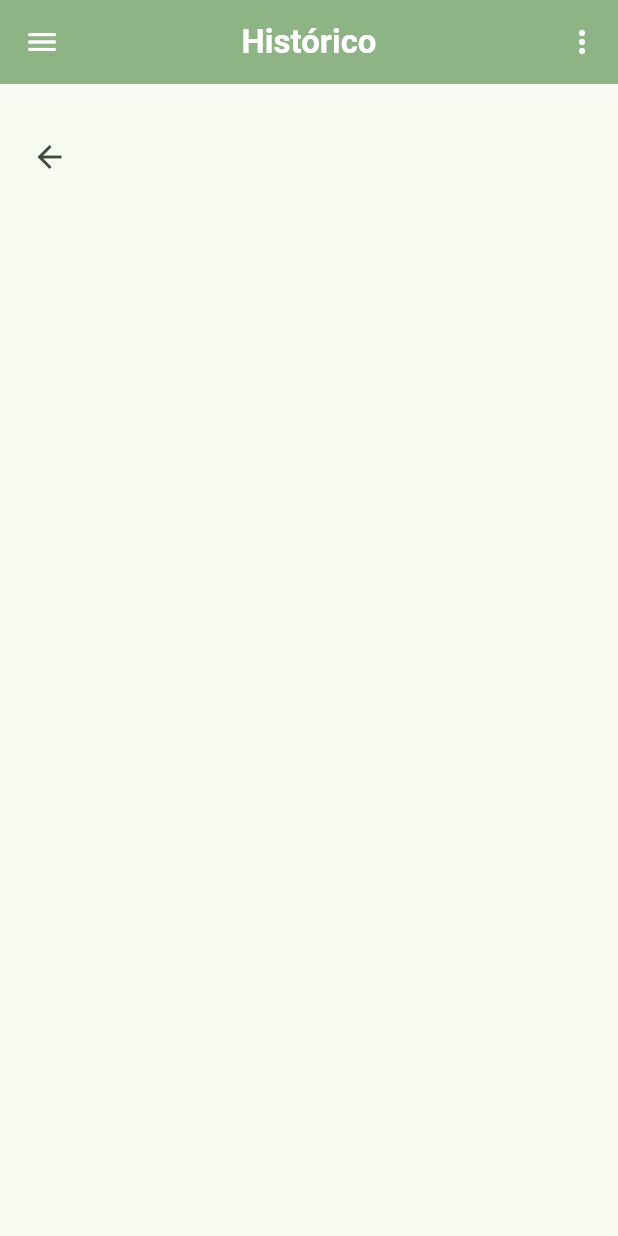
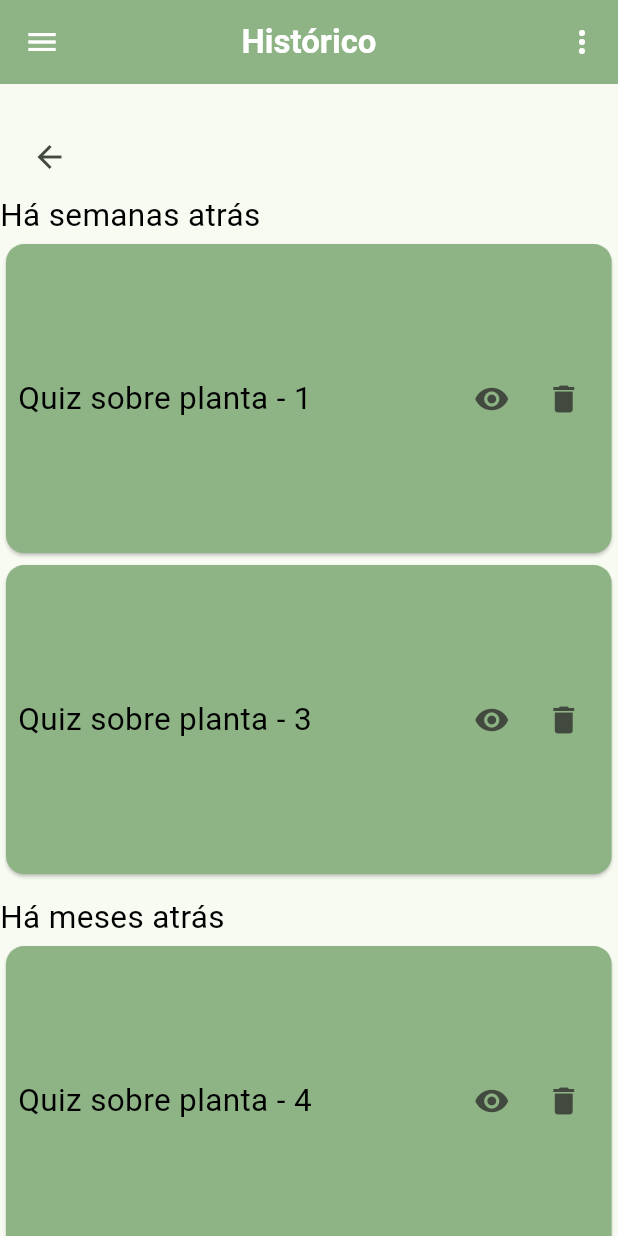
Before and after one commit to jiotajoia/appPlantinha, a Flutter app: the HistoryPage screen opened by its route, on a phone screen of 412 x 824 dp. Run offline on Flutter 3.47's test engine with Material 3 defaults, Android fonts, the phone set to English and light mode, and no system bars; our stand-ins replace camera, firebase_auth, firebase_core, flutter_dotenv, flutter_image_compress, flutter_svg and 4 more; accounts and stored records are empty; network calls fail; project files that could hold a hidden picture were left out.

Commit message:
integrações

```diff
--- a/app_plantinha/lib/main.dart
+++ b/app_plantinha/lib/main.dart
@@ -23,11 +23,6 @@ void main() async {
   );
 
   runApp(MultiProvider(providers: [
-    ChangeNotifierProvider(create: (_) => CredentialsState()),
-    ChangeNotifierProvider(create: (_) => ForgotPasswordState()),
-    ChangeNotifierProvider(create: (_) => StepForgotPasswordState()),
-    ChangeNotifierProvider(create: (_) => FontSizeState()),
-    ChangeNotifierProvider(create: (_) => LightDarkState()),
     ChangeNotifierProvider (create: (_) => CredentialsState()),
     ChangeNotifierProvider (create: (_) => ForgotPasswordState()),
     ChangeNotifierProvider (create: (_) => StepForgotPasswordState()),
--- a/app_plantinha/lib/view/pages/history_page.dart
+++ b/app_plantinha/lib/view/pages/history_page.dart
@@ -15,10 +15,7 @@ class HistoryPage extends StatefulWidget {
 class _HistoryPageState extends State<HistoryPage> {
   @override
   Widget build(BuildContext context) {
-    double screenWidth = MediaQuery.of(context).size.width;
     double screenHeight = MediaQuery.of(context).size.height;
-    DateTime dataAtual = DateTime.now();
-
     List<Map<String, dynamic>> resultsValues = [
       {'data': '2025-02-03'},
       {'data': '2025-08-03'},
@@ -26,13 +23,17 @@ class _HistoryPageState extends State<HistoryPage> {
       {'data': '2025-01-01'},
     ];
 
+    bool isHoje(DateTime data) {
+      DateTime agora = DateTime.now();
+      return agora == data;
+    }
+
     bool isDiaAnterior(DateTime data) {
-      DateTime atual = DateTime.now();
+      DateTime agora = DateTime.now();
+      DateTime ontem = agora.subtract(Duration(days: 1));
+      DateTime seisDiasAtras = agora.subtract(Duration(days: 6));
 
-      DateTime umDiasAtras = atual.subtract(Duration(days: 1));
-      DateTime seisDiasAtras = atual.subtract(Duration(days: 6));
-
-      return data.isBefore(umDiasAtras) && data.isBefore(seisDiasAtras);
+      return data.isBefore(ontem) && data.isAfter(seisDiasAtras);
     }
 
     bool isSemanaAnterior(DateTime data) {
@@ -45,32 +46,52 @@ class _HistoryPageState extends State<HistoryPage> {
 
     bool isMesAnterior(DateTime data) {
       DateTime agora = DateTime.now();
-      DateTime mesAtras = agora.subtract(Duration(days: 32));
+      DateTime maisDeUmMesAtras = agora.subtract(Duration(days: 31));
 
-      return data.isBefore(mesAtras);
+      return data.isBefore(maisDeUmMesAtras);
     }
 
-    dynamic createCardHistory(BuildContext context) {
+    Widget createCardHistory(BuildContext context) {
+      List<Map<String, dynamic>> hojeList = [];
+      List<Map<String, dynamic>> diasList = [];
+      List<Map<String, dynamic>> semanasList = [];
+      List<Map<String, dynamic>> mesesList = [];
 
-      for (var result in resultsValues) {
+      for (var i = 0; i < resultsValues.length; i++) {
+        var result = resultsValues[i];
         DateTime data = DateTime.parse(result['data']);
-        if (data == dataAtual) {}
-
-        if (isDiaAnterior(data)) {}
-
-        if (isSemanaAnterior(data)) {}
-
-        if (isMesAnterior(data)) {}
+        if (isHoje(data)) {
+          hojeList.add({'index': i + 1, 'data': result['data']});
+        } else if (isDiaAnterior(data)) {
+          diasList.add({'index': i + 1, 'data': result['data']});
+        } else if (isSemanaAnterior(data)) {
+          semanasList.add({'index': i + 1, 'data': result['data']});
+        } else if (isMesAnterior(data)) {
+          mesesList.add({'index': i + 1, 'data': result['data']});
+        }
       }
 
-      CardHistoryPage(
-        text: 'Quiz Sobre planta ${1}',
-      );
+      List<Widget> buildSection(
+          String title, List<Map<String, dynamic>> dataList) {
+        if (dataList.isEmpty) return [];
 
-      Divider(
-        color: Colors.transparent,
-        thickness: 0,
-        height: 10.0,
+        return [
+          RowWithText(textLabel: title),
+          ...dataList.map((data) => CardHistoryPage(
+                text: 'Quiz sobre planta - ${data['index']}',
+              )),
+          Divider(color: Colors.transparent, thickness: 0, height: 10.0),
+        ];
+      }
+
+      return Column(
+        crossAxisAlignment: CrossAxisAlignment.start,
+        children: [
+          ...buildSection("Hoje", hojeList),
+          ...buildSection("Há dias atrás", diasList),
+          ...buildSection("Há semanas atrás", semanasList),
+          ...buildSection("Há meses atrás", mesesList),
+        ],
       );
     }
 
@@ -108,8 +129,7 @@ class _HistoryPageState extends State<HistoryPage> {
           child: Column(
             children: [
               RowButtonBack(),
-
-
+              createCardHistory(context),
             ],
           ),
         ),
--- a/app_plantinha/pubspec.yaml
+++ b/app_plantinha/pubspec.yaml
@@ -91,7 +91,7 @@ flutter:
     - lib/images/
     - lib/icons/
     - lib/lottie/
-  #  - .env
+    - .env
   #   - images/a_dot_ham.jpeg
 
   # An image asset can refer to one or more resolution-specific "variants", see
```
Also changed, not shown: app_plantinha/lib/app_plantinha.dart (+19 -15 lines), app_plantinha/lib/controllers/services/results_service.dart (+15 -1 lines), app_plantinha/lib/view/pages/search_by_image_page.dart (+68 -3 lines), app_plantinha/lib/view/pages/search_by_maps_page.dart (+16 -6 lines), app_plantinha/lib/view/pages/take_picture_page.dart (deleted, +0 -78 lines), 9 other files.
